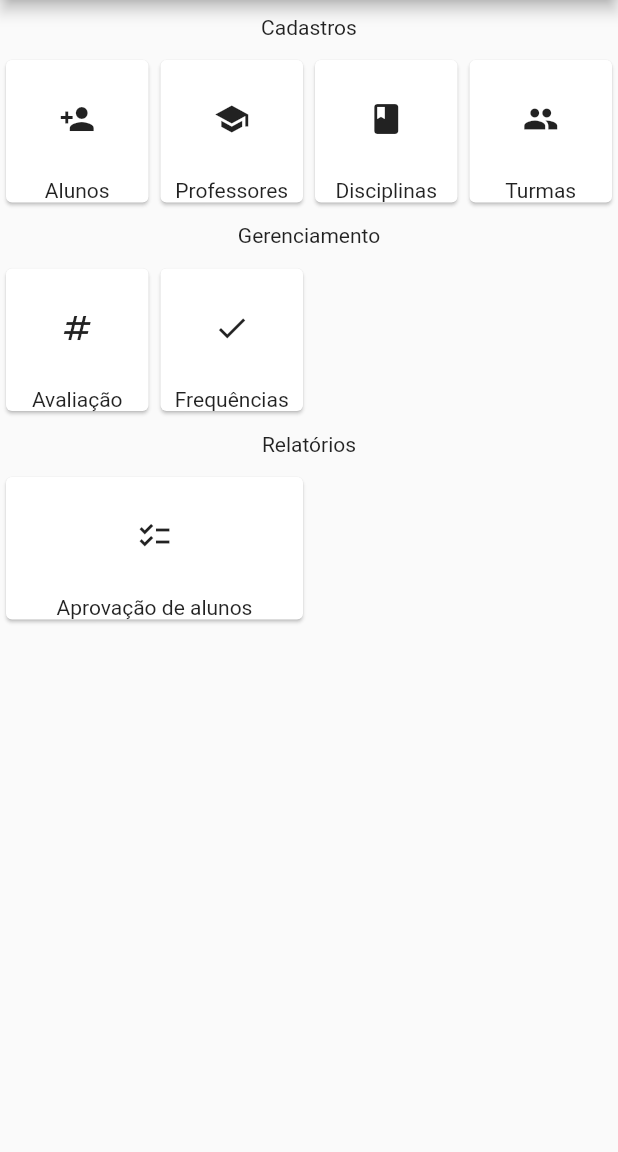
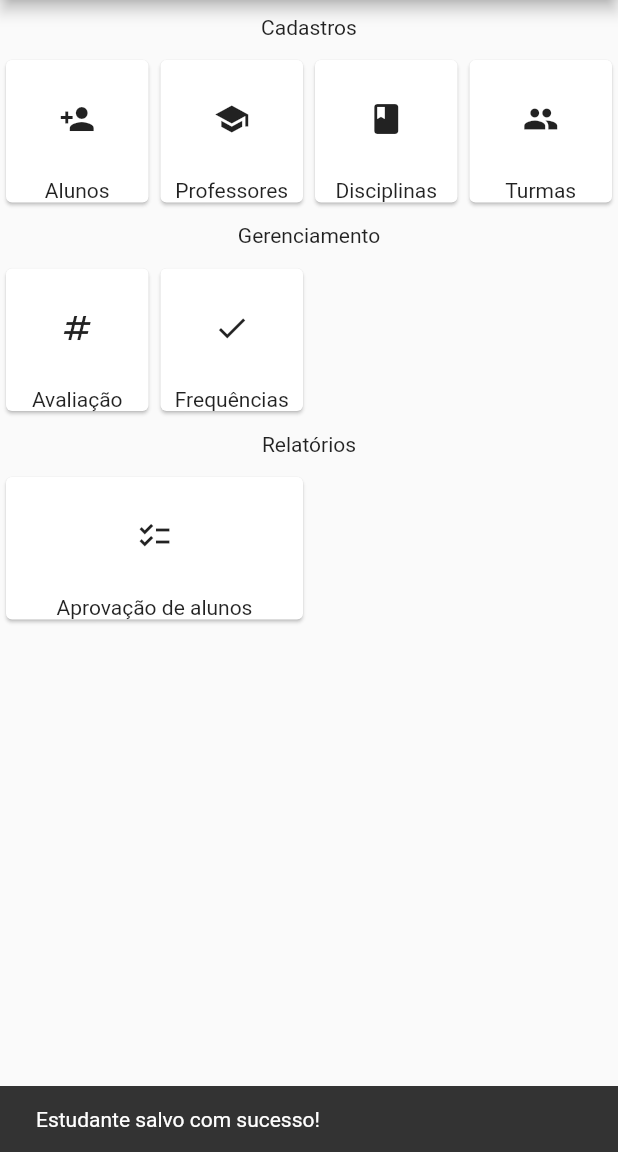
Before and after one commit to AdrielSchneider/flutter_controle_frequencia, a Flutter app: the RegisterStudent screen opened directly, after a tap on "Salvar", on a phone screen of 412 x 824 dp, the part 84-1236 px from its top. Run offline on Flutter 3.47's test engine with Material 2 defaults, Android fonts, the phone set to English and light mode, and no system bars; our stand-ins replace sqflite; accounts and stored records are empty.

Commit message:
Criado componente de mensagens

```diff
--- /dev/null
+++ b/lib/ui/components/utils.dart
@@ -0,0 +1,9 @@
+import 'package:flutter/material.dart';
+
+class Utils {
+  static showToast(BuildContext context, String message) {
+    ScaffoldMessenger.of(context).showSnackBar(SnackBar(
+      content: Text(message),
+    ));
+  }
+}
--- a/lib/ui/register/register_student.dart
+++ b/lib/ui/register/register_student.dart
@@ -2,6 +2,7 @@ import 'package:flutter/material.dart';
 import 'package:flutter_controle_frequencias/datasources/local/student_helper.dart';
 import 'package:flutter_controle_frequencias/model/student.dart';
 import 'package:flutter_controle_frequencias/ui/components/custom_text_field.dart';
+import 'package:flutter_controle_frequencias/ui/components/utils.dart';
 
 class RegisterStudent extends StatefulWidget {
   RegisterStudent({Key? key, this.student}) : super(key: key);
@@ -52,13 +53,17 @@ class _RegisterStudentState extends State<RegisterStudent> {
     );
   }
 
-  _salvar() {
-    _studentHelper.insert(Student(
+  _salvar() async {
+    Student s = await _studentHelper.insert(Student(
         name: _nameController.text,
         cpf: _cpfController.text,
         registerDate: DateTime.now().toString(),
         email: _emailController.text));
 
+    if (s.registerNumber != null) {
+      Utils.showToast(context, "Estudante salvo com sucesso!");
+    }
+
     Navigator.pop(context);
   }
 }
```
